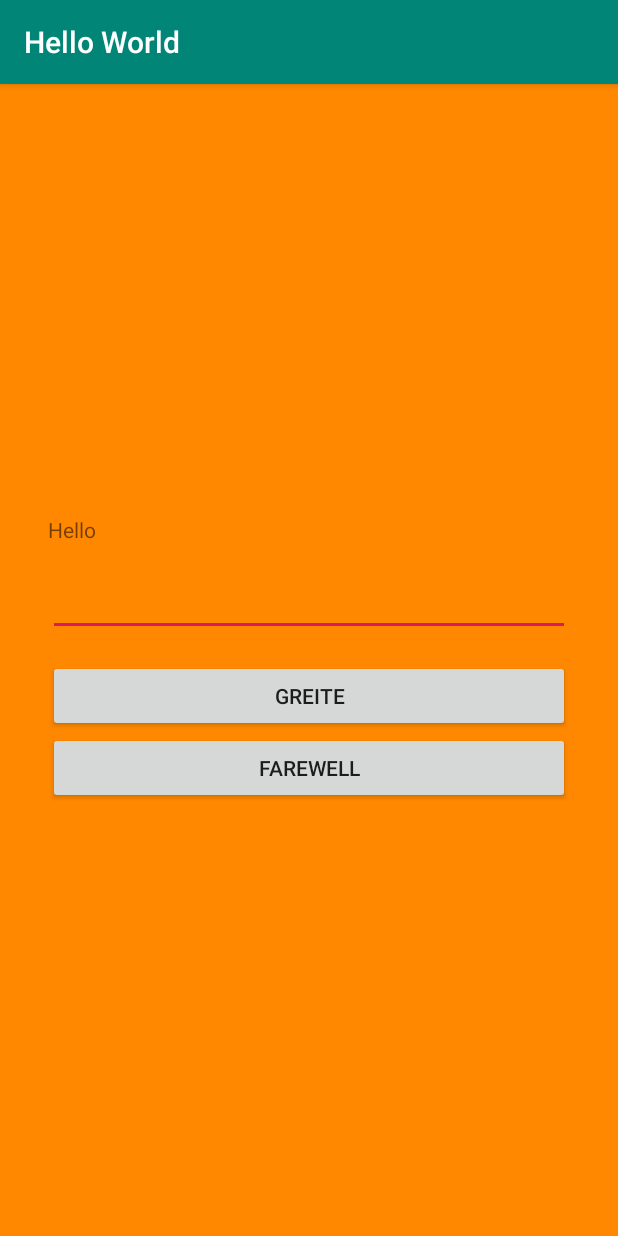
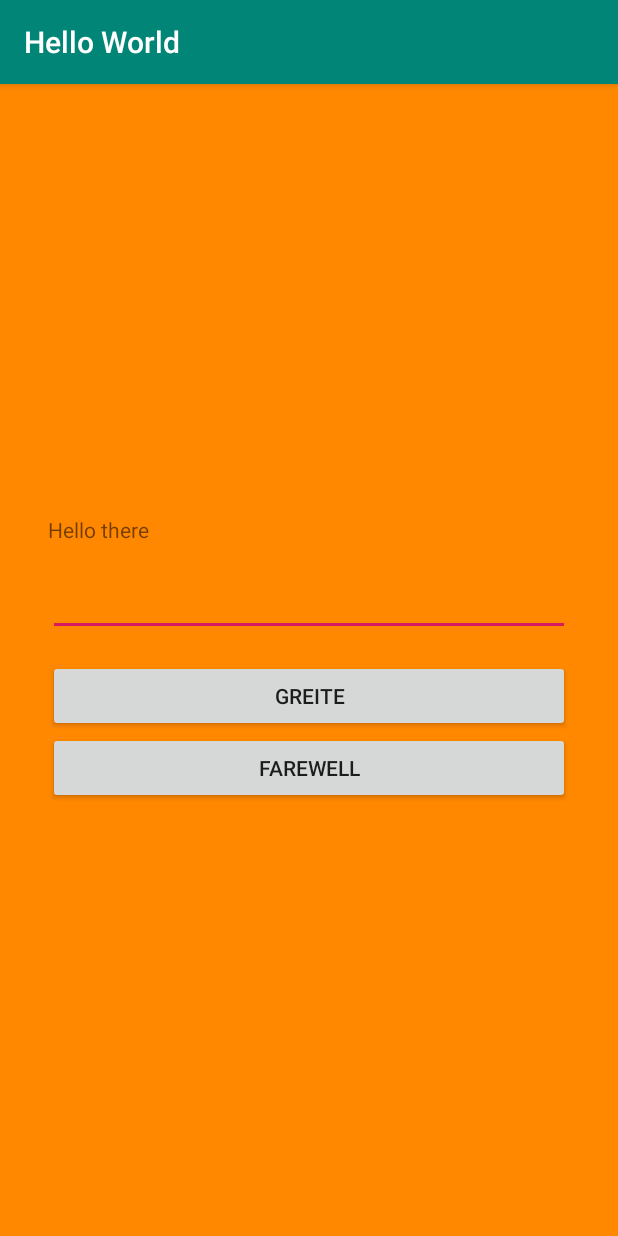
Before and after one commit to willymello/AndroidClass, an Android app: the screen it shows after launch (Main2Activity), after a tap on "GREITE", on a phone screen of 412 x 824 dp. Run offline under Robolectric (Android 15) with nearby library versions, the phone set to English and light mode, and no system bars; our stand-ins replace data binding.

Commit message:
class 4 update

```diff
--- a/HelloWorld/app/src/main/java/com/example/helloworld/Main2Activity.kt
+++ b/HelloWorld/app/src/main/java/com/example/helloworld/Main2Activity.kt
@@ -1,28 +1,35 @@
 package com.example.helloworld
 
 import android.os.Bundle
-import android.widget.Button
-import android.widget.EditText
-import android.widget.TextView
 import androidx.appcompat.app.AppCompatActivity
+import androidx.databinding.DataBindingUtil
+import androidx.databinding.ObservableField
+import androidx.lifecycle.ViewModel
+import androidx.lifecycle.ViewModelProviders
+import com.example.helloworld.databinding.ActivityMain2Binding
+
 
 class Main2Activity : AppCompatActivity() {
 
     override fun onCreate(savedInstanceState: Bundle?) {
         super.onCreate(savedInstanceState)
-        setContentView(R.layout.activity_main2)
-        //var~=let in js
-        //val~= const in js
-        val greetingText = findViewById<TextView>(R.id.greeting_text)
-        val personName= findViewById<EditText>(R.id.person_name)
-        val greetButton= findViewById<Button>(R.id.action_greet)
-        val farewellButton= findViewById<Button>(R.id.action_goodbye)
-
-        greetButton.setOnClickListener{btn -> greetingText.text="Hello ${personName.text}"}
-
-        farewellButton.setOnClickListener{btn -> greetingText.text="Get out of my face ${personName.text}" }
-
-
+        val viewModel = ViewModelProviders.of(this).get(HelloWorldViewModel::class.java)
+        val binding = DataBindingUtil.setContentView<ActivityMain2Binding>(this, R.layout.activity_main2)
+        binding.viewModel = viewModel
     }
 
 }
+
+
+class HelloWorldViewModel : ViewModel() {
+    val greetingText = ObservableField<String>("")
+    val personText = ObservableField<String>("")
+
+    fun onGreetActionClicked() {
+        greetingText.set("Hello there ${personText.get()}")
+    }
+
+    fun onFarewellActionClicked() {
+        greetingText.set("Get out my face ${personText.get()}")
+    }
+}
--- a/HelloWorld/app/src/main/res/layout/activity_main2.xml
+++ b/HelloWorld/app/src/main/res/layout/activity_main2.xml
@@ -1,4 +1,13 @@
 <?xml version="1.0" encoding="utf-8"?>
+<layout>
+
+    <data>
+
+        <variable
+            name="viewModel"
+            type="com.example.helloworld.HelloWorldViewModel" />
+    </data>
+
     <LinearLayout xmlns:android="http://schemas.android.com/apk/res/android"
         xmlns:tools="http://schemas.android.com/tools"
         android:layout_width='match_parent'
@@ -15,22 +24,29 @@
             android:layout_width="match_parent"
             android:layout_height="wrap_content"
             android:layout_marginBottom="16dp"
+            android:text="@{viewModel.greetingText}"
             tools:text='hello werld' />
 
         <EditText
             android:id='@+id/person_name'
             android:layout_width="match_parent"
             android:layout_height="wrap_content"
-        android:layout_marginBottom="16dp" />
+            android:layout_marginBottom="16dp"
+            android:text="@={viewModel.personText}" />
 
         <Button
             android:id='@+id/action_greet'
             android:layout_width="match_parent"
             android:layout_height="wrap_content"
+            android:onClick="@{()->viewModel.onGreetActionClicked()}"
             android:text='greite' />
+
         <Button
             android:id='@+id/action_goodbye'
             android:layout_width="match_parent"
             android:layout_height="wrap_content"
+            android:onClick="@{()->viewModel.onFarewellActionClicked()}"
             android:text='farewell' />
     </LinearLayout>
+
+</layout>
```
Also changed, not shown: HelloWorld/app/build.gradle (+6 -4 lines), 1 other file. Lines whose indentation alone changed are shown as unchanged.
